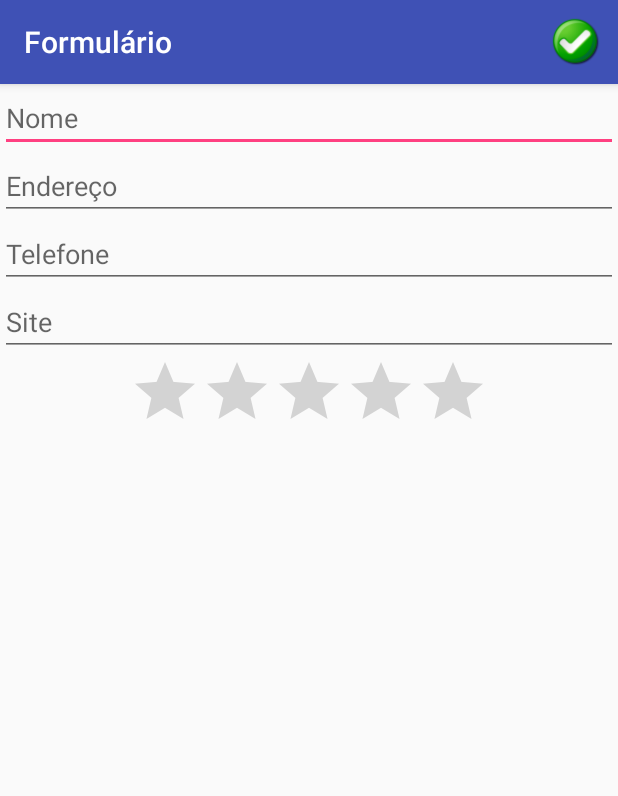
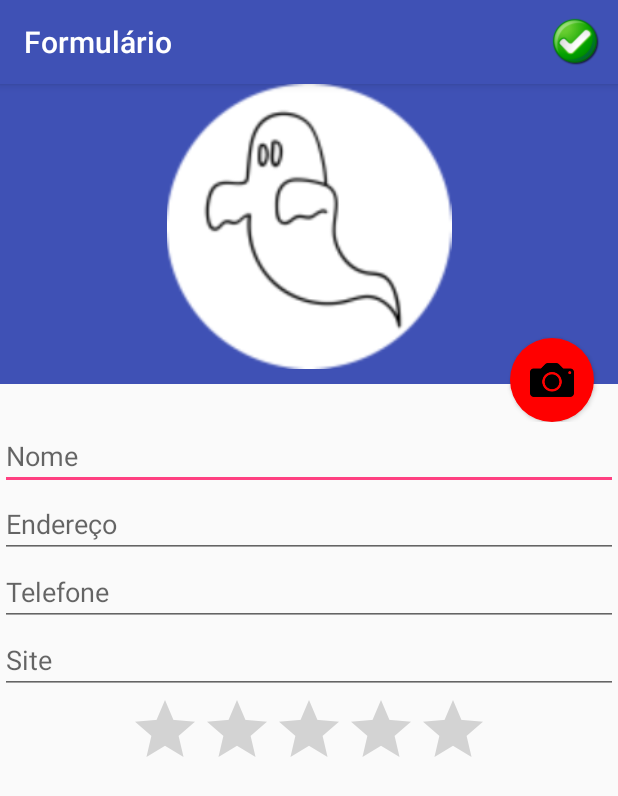
Before and after one commit to blackzig/schedule-alura, an Android app: the FormStudentActivity screen opened directly, with no data from a screen before it, on a phone screen of 412 x 824 dp. Shown: the top 796 px of the screen. Run offline under Robolectric (Android 15) with nearby library versions, the phone set to English and light mode, and no system bars.

Commit message:
Usando a camera

```diff
--- a/app/src/main/AndroidManifest.xml
+++ b/app/src/main/AndroidManifest.xml
@@ -1,6 +1,8 @@
 <?xml version="1.0" encoding="utf-8"?>
 <manifest xmlns:android="http://schemas.android.com/apk/res/android"
     package="br.com.micheladrianomedeiros.agenda">
+
+    <uses-permission android:name="android.permission.CALL_PHONE"/>
 
     <application
         android:allowBackup="true"
--- a/app/src/main/java/br/com/micheladrianomedeiros/agenda/FormStudentActivity.java
+++ b/app/src/main/java/br/com/micheladrianomedeiros/agenda/FormStudentActivity.java
@@ -1,16 +1,25 @@
 package br.com.micheladrianomedeiros.agenda;
 
+import android.app.Activity;
 import android.content.Intent;
+import android.graphics.Bitmap;
+import android.graphics.BitmapFactory;
+import android.net.Uri;
+import android.provider.MediaStore;
 import android.support.v7.app.AppCompatActivity;
 import android.os.Bundle;
+import android.util.Log;
 import android.view.Menu;
 import android.view.MenuInflater;
 import android.view.MenuItem;
 import android.view.View;
 import android.widget.Button;
 import android.widget.EditText;
+import android.widget.ImageView;
 import android.widget.RatingBar;
 import android.widget.Toast;
+
+import java.io.File;
 
 import br.com.micheladrianomedeiros.agenda.dao.StudentDAO;
 import br.com.micheladrianomedeiros.agenda.helpers.FormStudentHelper;
@@ -18,7 +27,9 @@ import br.com.micheladrianomedeiros.agenda.model.Student;
 
 public class FormStudentActivity extends AppCompatActivity{
 
+    public static final int CODE_CAMERA = 567;
     private FormStudentHelper formStudentHelper;
+    private String pathPhoto;
 
     @Override
     protected void onCreate(Bundle savedInstanceState) {
@@ -32,7 +43,30 @@ public class FormStudentActivity extends AppCompatActivity{
         Intent intent = getIntent();
         Student student = (Student) intent.getSerializableExtra("student");
         if(student!=null){
+         //   Log.i("foto>>>>>", "Cadê a foto");
             formStudentHelper.loadDataStudent(student);
+        }
+
+        Button button_photo = findViewById(R.id.button_photo);
+        button_photo.setOnClickListener(new View.OnClickListener() {
+            @Override
+            public void onClick(View view) {
+                Intent intent = new Intent(MediaStore.ACTION_IMAGE_CAPTURE);
+                pathPhoto = getExternalFilesDir(null)+"/"+System.currentTimeMillis()+".jpg";
+              //  Log.i("button_photo ", pathPhoto);
+                File archivePhoto = new File(pathPhoto);
+                intent.putExtra(MediaStore.EXTRA_OUTPUT, Uri.fromFile(archivePhoto));
+                startActivityForResult(intent, CODE_CAMERA);
+            }
+        });
+    }
+
+    @Override
+    protected void onActivityResult(int requestCode, int resultCode, Intent data) {
+        if(resultCode== Activity.RESULT_OK){
+            if(requestCode==CODE_CAMERA){
+                formStudentHelper.loadImage(pathPhoto);
+            }
         }
     }
 
--- /dev/null
+++ b/app/src/main/res/drawable/button_camera.xml
@@ -0,0 +1,14 @@
+<?xml version="1.0" encoding="utf-8"?>
+<layer-list xmlns:android="http://schemas.android.com/apk/res/android">
+    <item>
+        <shape
+            android:shape="oval">
+            <solid android:color="@color/red"/>
+                <padding android:top="10dp"
+                    android:bottom="10dp"
+                    android:left="10dp"
+                    android:right="10dp"/>
+        </shape>
+    </item>
+    <item android:drawable="@drawable/iconcamera128"/>
+</layer-list>
--- a/app/src/main/res/layout/activity_form.xml
+++ b/app/src/main/res/layout/activity_form.xml
@@ -10,6 +10,28 @@
         android:layout_height="match_parent"
         android:orientation="vertical"
         tools:context="br.com.micheladrianomedeiros.agenda.FormStudentActivity">
+
+        <RelativeLayout
+            android:layout_width="match_parent"
+            android:layout_height="225dp">
+
+            <ImageView
+                android:id="@+id/no_photo"
+                android:layout_width="match_parent"
+                android:layout_height="200dp"
+                android:background="@color/colorPrimary"
+                android:paddingBottom="10dp"
+                android:src="@drawable/nopicture" />
+
+            <Button
+                android:id="@+id/button_photo"
+                android:layout_width="56dp"
+                android:layout_height="56dp"
+                android:background="@drawable/button_camera"
+                android:layout_alignParentBottom="true"
+                android:layout_alignParentRight="true"
+                android:layout_marginRight="16dp"/>
+        </RelativeLayout>
 
         <EditText
             android:id="@+id/form_student_name"
```
Also changed, not shown: app/src/main/java/br/com/micheladrianomedeiros/agenda/ListStudentsActivity.java (+66 -19 lines), app/src/main/java/br/com/micheladrianomedeiros/agenda/dao/StudentDAO.java (+16 -26 lines), app/src/main/java/br/com/micheladrianomedeiros/agenda/helpers/FormStudentHelper.java (+21 -0 lines), app/src/main/java/br/com/micheladrianomedeiros/agenda/model/Student.java (+9 -0 lines), app/src/main/res/drawable/iconcamera128.png (added), app/src/main/res/drawable/nopicture.png (added).
